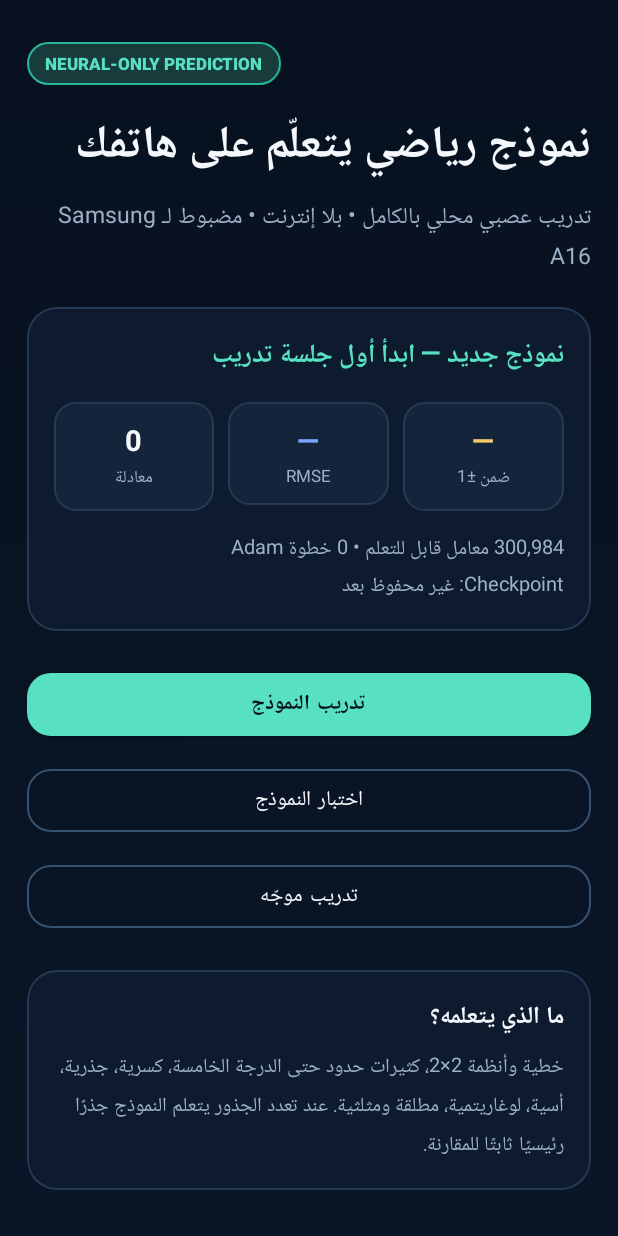
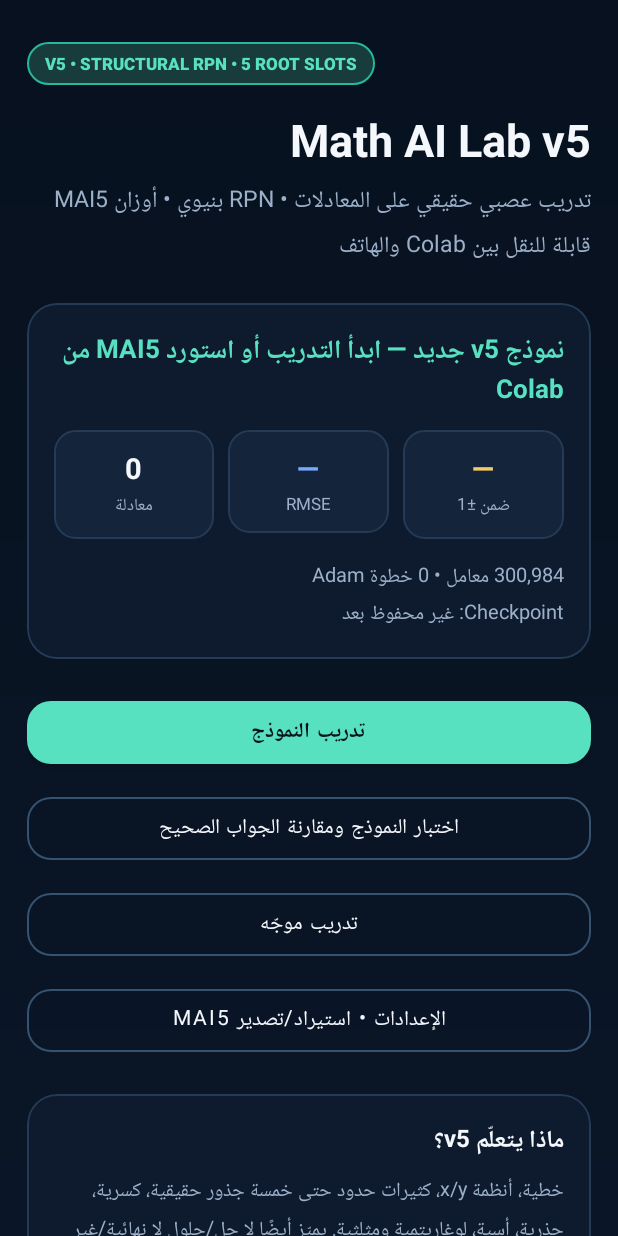
Before and after one commit to msabz/Al, an Android app: the screen it shows after launch (MainActivity), on a phone screen of 412 x 824 dp. Run offline under Robolectric (Android 15) with nearby library versions, the light colour scheme and no system bars.

Commit message:
Complete v5 structural model and DeepMind Colab bridge

```diff
--- a/app/src/main/java/com/example/equationsolver/MainActivity.kt
+++ b/app/src/main/java/com/example/equationsolver/MainActivity.kt
@@ -23,6 +23,7 @@ class MainActivity : AppCompatActivity() {
         findViewById<Button>(R.id.btnGoTest).setOnClickListener { startActivity(Intent(this, TestActivity::class.java)) }
         findViewById<Button>(R.id.btnGoTrain).setOnClickListener { startActivity(Intent(this, TrainingActivity::class.java)) }
         findViewById<Button>(R.id.btnGoReinforcement).setOnClickListener { startActivity(Intent(this, ReinforcementActivity::class.java)) }
+        findViewById<Button>(R.id.btnGoSettings).setOnClickListener { startActivity(Intent(this, SettingsActivity::class.java)) }
     }
 
     override fun onResume() {
@@ -37,12 +38,9 @@ class MainActivity : AppCompatActivity() {
         if (!ModelManager.isTrainingEnabled(this)) return
         val intent = Intent(this, TrainingService::class.java).setAction(TrainingService.ACTION_START)
         resumeError = try {
-            if (Build.VERSION.SDK_INT >= Build.VERSION_CODES.O) ContextCompat.startForegroundService(this, intent)
-            else startService(intent)
+            if (Build.VERSION.SDK_INT >= Build.VERSION_CODES.O) ContextCompat.startForegroundService(this, intent) else startService(intent)
             null
-        } catch (e: Exception) {
-            e.message ?: "رفض Android تشغيل خدمة التدريب"
-        }
+        } catch (e: Exception) { e.message ?: "رفض Android تشغيل خدمة التدريب" }
     }
 
     private fun renderDashboard() {
@@ -51,11 +49,7 @@ class MainActivity : AppCompatActivity() {
         val storedMse = ModelManager.lastValidationMse(this)
         val validation = snapshot.validation
         val mse = if (validation.normalizedMse.isFinite()) validation.normalizedMse else storedMse
-        val accuracy = if (validation.withinOneUnitRatio.isFinite()) {
-            validation.withinOneUnitRatio
-        } else {
-            ModelManager.lastValidationAccuracy(this)
-        }
+        val accuracy = if (validation.withinOneUnitRatio.isFinite()) validation.withinOneUnitRatio else ModelManager.lastValidationAccuracy(this)
         val info = ModelManager.modelInfo(this)
 
         findViewById<TextView>(R.id.textMainSamples).text = "%,d".format(Locale.US, samples)
@@ -65,18 +59,14 @@ class MainActivity : AppCompatActivity() {
             resumeError != null -> "تعذر استئناف الخدمة: $resumeError"
             snapshot.paused -> "متوقف مؤقتًا لحماية الهاتف: ${snapshot.reason}"
             TrainingEngine.isExternalFileSessionActive() -> "● تدريب ملف خارجي يعمل الآن"
-            ModelManager.isTrainingEnabled(this) -> "● التدريب العصبي يعمل في الخلفية"
-            samples > 0 -> "النموذج محفوظ وجاهز للمتابعة"
-            else -> "نموذج جديد — ابدأ أول جلسة تدريب"
+            ModelManager.isTrainingEnabled(this) -> "● تدريب v5 البنيوي يعمل في الخلفية"
+            samples > 0 -> "نموذج v5 محفوظ وجاهز للمتابعة"
+            else -> "نموذج v5 جديد — ابدأ التدريب أو استورد MAI5 من Colab"
         }
         val checkpoint = if (info.checkpointBytes > 0L) "%.1f MB".format(Locale.US, info.checkpointBytes / 1_048_576.0) else "غير محفوظ بعد"
+        val stateAcc = if (validation.stateAccuracy.isFinite()) " • دقة حالة الحل %.0f%%".format(Locale.US, validation.stateAccuracy * 100.0) else ""
+        val imported = if (info.importedAt > 0L) " • أوزان Colab/MAI5 مستوردة" else ""
         findViewById<TextView>(R.id.textModelDetails).text =
-            "%,d معامل قابل للتعلم • %,d خطوة Adam\nCheckpoint: %s%s".format(
-                Locale.US,
-                info.parameterCount,
-                info.optimizerStep,
-                checkpoint,
-                if (info.hasRecoveryBackup) " • نسخة استرجاع موجودة" else ""
-            )
+            "%,d معامل • %,d خطوة Adam%s\nCheckpoint: %s%s".format(Locale.US, info.parameterCount, info.optimizerStep, stateAcc, checkpoint, imported)
     }
 }
--- a/app/src/main/res/layout/activity_main.xml
+++ b/app/src/main/res/layout/activity_main.xml
@@ -15,150 +15,40 @@
         android:paddingEnd="18dp"
         android:paddingBottom="32dp">
 
-        <TextView
-            android:layout_width="wrap_content"
-            android:layout_height="wrap_content"
-            android:background="@drawable/bg_chip"
-            android:fontFamily="sans-serif-medium"
-            android:text="@string/neural_only_badge"
-            android:textColor="@color/mint"
-            android:textSize="11sp"
-            android:textStyle="bold" />
+        <TextView android:layout_width="wrap_content" android:layout_height="wrap_content" android:background="@drawable/bg_chip" android:fontFamily="sans-serif-medium" android:text="V5 • STRUCTURAL RPN • 5 ROOT SLOTS" android:textColor="@color/mint" android:textSize="11sp" android:textStyle="bold" />
+        <TextView android:layout_width="match_parent" android:layout_height="wrap_content" android:layout_marginTop="16dp" android:text="Math AI Lab v5" android:textColor="@color/text_primary" android:textDirection="rtl" android:textSize="30sp" android:textStyle="bold" />
+        <TextView android:layout_width="match_parent" android:layout_height="wrap_content" android:layout_marginTop="8dp" android:lineSpacingExtra="3dp" android:text="تدريب عصبي حقيقي على المعادلات • RPN بنيوي • أوزان MAI5 قابلة للنقل بين Colab والهاتف" android:textColor="@color/text_secondary" android:textDirection="rtl" android:textSize="15sp" />
 
-        <TextView
-            android:layout_width="match_parent"
-            android:layout_height="wrap_content"
-            android:layout_marginTop="16dp"
-            android:text="@string/dashboard_title"
-            android:textColor="@color/text_primary"
-            android:textDirection="rtl"
-            android:textSize="30sp"
-            android:textStyle="bold" />
-
-        <TextView
-            android:layout_width="match_parent"
-            android:layout_height="wrap_content"
-            android:layout_marginTop="8dp"
-            android:lineSpacingExtra="3dp"
-            android:text="@string/dashboard_subtitle"
-            android:textColor="@color/text_secondary"
-            android:textDirection="rtl"
-            android:textSize="15sp" />
-
-        <com.google.android.material.card.MaterialCardView
-            style="@style/Card.MathAI"
-            android:layout_width="match_parent"
-            android:layout_height="wrap_content"
-            android:layout_marginTop="24dp">
-
-            <LinearLayout
-                android:layout_width="match_parent"
-                android:layout_height="wrap_content"
-                android:orientation="vertical"
-                android:padding="18dp">
-
-                <TextView
-                    android:id="@+id/textTrainingState"
-                    android:layout_width="match_parent"
-                    android:layout_height="wrap_content"
-                    android:text="النموذج جاهز"
-                    android:textColor="@color/mint"
-                    android:textDirection="rtl"
-                    android:textSize="17sp"
-                    android:textStyle="bold" />
-
-                <LinearLayout
-                    android:layout_width="match_parent"
-                    android:layout_height="wrap_content"
-                    android:layout_marginTop="16dp"
-                    android:baselineAligned="false"
-                    android:orientation="horizontal">
-
-                    <LinearLayout
-                        android:layout_width="0dp"
-                        android:layout_height="wrap_content"
-                        android:layout_marginEnd="6dp"
-                        android:layout_weight="1"
-                        android:background="@drawable/bg_stat"
-                        android:gravity="center"
-                        android:orientation="vertical"
-                        android:padding="12dp">
+        <com.google.android.material.card.MaterialCardView style="@style/Card.MathAI" android:layout_width="match_parent" android:layout_height="wrap_content" android:layout_marginTop="24dp">
+            <LinearLayout android:layout_width="match_parent" android:layout_height="wrap_content" android:orientation="vertical" android:padding="18dp">
+                <TextView android:id="@+id/textTrainingState" android:layout_width="match_parent" android:layout_height="wrap_content" android:text="النموذج جاهز" android:textColor="@color/mint" android:textDirection="rtl" android:textSize="17sp" android:textStyle="bold" />
+                <LinearLayout android:layout_width="match_parent" android:layout_height="wrap_content" android:layout_marginTop="16dp" android:baselineAligned="false" android:orientation="horizontal">
+                    <LinearLayout android:layout_width="0dp" android:layout_height="wrap_content" android:layout_marginEnd="6dp" android:layout_weight="1" android:background="@drawable/bg_stat" android:gravity="center" android:orientation="vertical" android:padding="12dp">
                         <TextView android:id="@+id/textMainSamples" android:layout_width="wrap_content" android:layout_height="wrap_content" android:text="0" android:textColor="@color/text_primary" android:textSize="19sp" android:textStyle="bold" />
                         <TextView android:layout_width="wrap_content" android:layout_height="wrap_content" android:layout_marginTop="3dp" android:text="معادلة" android:textColor="@color/text_secondary" android:textSize="11sp" />
                     </LinearLayout>
-
-                    <LinearLayout
-                        android:layout_width="0dp"
-                        android:layout_height="wrap_content"
-                        android:layout_marginStart="3dp"
-                        android:layout_marginEnd="3dp"
-                        android:layout_weight="1"
-                        android:background="@drawable/bg_stat"
-                        android:gravity="center"
-                        android:orientation="vertical"
-                        android:padding="12dp">
+                    <LinearLayout android:layout_width="0dp" android:layout_height="wrap_content" android:layout_marginStart="3dp" android:layout_marginEnd="3dp" android:layout_weight="1" android:background="@drawable/bg_stat" android:gravity="center" android:orientation="vertical" android:padding="12dp">
                         <TextView android:id="@+id/textMainRmse" android:layout_width="wrap_content" android:layout_height="wrap_content" android:text="—" android:textColor="@color/sky" android:textSize="19sp" android:textStyle="bold" />
                         <TextView android:layout_width="wrap_content" android:layout_height="wrap_content" android:layout_marginTop="3dp" android:text="RMSE" android:textColor="@color/text_secondary" android:textSize="11sp" />
                     </LinearLayout>
-
-                    <LinearLayout
-                        android:layout_width="0dp"
-                        android:layout_height="wrap_content"
-                        android:layout_marginStart="6dp"
-                        android:layout_weight="1"
-                        android:background="@drawable/bg_stat"
-                        android:gravity="center"
-                        android:orientation="vertical"
-                        android:padding="12dp">
+                    <LinearLayout android:layout_width="0dp" android:layout_height="wrap_content" android:layout_marginStart="6dp" android:layout_weight="1" android:background="@drawable/bg_stat" android:gravity="center" android:orientation="vertical" android:padding="12dp">
                         <TextView android:id="@+id/textMainAccuracy" android:layout_width="wrap_content" android:layout_height="wrap_content" android:text="—" android:textColor="@color/amber" android:textSize="19sp" android:textStyle="bold" />
                         <TextView android:layout_width="wrap_content" android:layout_height="wrap_content" android:layout_marginTop="3dp" android:text="ضمن ±1" android:textColor="@color/text_secondary" android:textSize="11sp" />
                     </LinearLayout>
                 </LinearLayout>
-
-                <TextView
-                    android:id="@+id/textModelDetails"
-                    android:layout_width="match_parent"
-                    android:layout_height="wrap_content"
-                    android:layout_marginTop="14dp"
-                    android:lineSpacingExtra="2dp"
-                    android:textColor="@color/text_secondary"
-                    android:textDirection="rtl"
-                    android:textSize="13sp" />
+                <TextView android:id="@+id/textModelDetails" android:layout_width="match_parent" android:layout_height="wrap_content" android:layout_marginTop="14dp" android:lineSpacingExtra="2dp" android:textColor="@color/text_secondary" android:textDirection="rtl" android:textSize="13sp" />
             </LinearLayout>
         </com.google.android.material.card.MaterialCardView>
 
-        <com.google.android.material.button.MaterialButton
-            android:id="@+id/btnGoTrain"
-            style="@style/Button.MathAI.Primary"
-            android:layout_width="match_parent"
-            android:layout_height="wrap_content"
-            android:layout_marginTop="22dp"
-            android:text="@string/train_model" />
+        <com.google.android.material.button.MaterialButton android:id="@+id/btnGoTrain" style="@style/Button.MathAI.Primary" android:layout_width="match_parent" android:layout_height="wrap_content" android:layout_marginTop="22dp" android:text="تدريب النموذج" />
+        <com.google.android.material.button.MaterialButton android:id="@+id/btnGoTest" style="@style/Button.MathAI.Secondary" android:layout_width="match_parent" android:layout_height="wrap_content" android:layout_marginTop="10dp" android:text="اختبار النموذج ومقارنة الجواب الصحيح" />
+        <com.google.android.material.button.MaterialButton android:id="@+id/btnGoReinforcement" style="@style/Button.MathAI.Secondary" android:layout_width="match_parent" android:layout_height="wrap_content" android:layout_marginTop="10dp" android:text="تدريب موجّه" />
+        <com.google.android.material.button.MaterialButton android:id="@+id/btnGoSettings" style="@style/Button.MathAI.Secondary" android:layout_width="match_parent" android:layout_height="wrap_content" android:layout_marginTop="10dp" android:text="الإعدادات • استيراد/تصدير MAI5" />
 
-        <com.google.android.material.button.MaterialButton
-            android:id="@+id/btnGoTest"
-            style="@style/Button.MathAI.Secondary"
-            android:layout_width="match_parent"
-            android:layout_height="wrap_content"
-            android:layout_marginTop="10dp"
-            android:text="@string/test_model" />
-
-        <com.google.android.material.button.MaterialButton
-            android:id="@+id/btnGoReinforcement"
-            style="@style/Button.MathAI.Secondary"
-            android:layout_width="match_parent"
-            android:layout_height="wrap_content"
-            android:layout_marginTop="10dp"
-            android:text="@string/guided_training" />
-
-        <com.google.android.material.card.MaterialCardView
-            style="@style/Card.MathAI"
-            android:layout_width="match_parent"
-            android:layout_height="wrap_content"
-            android:layout_marginTop="22dp">
+        <com.google.android.material.card.MaterialCardView style="@style/Card.MathAI" android:layout_width="match_parent" android:layout_height="wrap_content" android:layout_marginTop="22dp">
             <LinearLayout android:layout_width="match_parent" android:layout_height="wrap_content" android:orientation="vertical" android:padding="18dp">
-                <TextView android:layout_width="match_parent" android:layout_height="wrap_content" android:text="ما الذي يتعلمه؟" android:textColor="@color/text_primary" android:textDirection="rtl" android:textSize="16sp" android:textStyle="bold" />
-                <TextView android:layout_width="match_parent" android:layout_height="wrap_content" android:layout_marginTop="8dp" android:lineSpacingExtra="3dp" android:text="خطية وأنظمة 2×2، كثيرات حدود حتى الدرجة الخامسة، كسرية، جذرية، أسية، لوغاريتمية، مطلقة ومثلثية. عند تعدد الجذور يتعلم النموذج جذرًا رئيسيًا ثابتًا للمقارنة." android:textColor="@color/text_secondary" android:textDirection="rtl" android:textSize="13sp" />
+                <TextView android:layout_width="match_parent" android:layout_height="wrap_content" android:text="ماذا يتعلّم v5؟" android:textColor="@color/text_primary" android:textDirection="rtl" android:textSize="16sp" android:textStyle="bold" />
+                <TextView android:layout_width="match_parent" android:layout_height="wrap_content" android:layout_marginTop="8dp" android:lineSpacingExtra="3dp" android:text="خطية، أنظمة x/y، كثيرات حدود حتى خمسة جذور حقيقية، كسرية، جذرية، أسية، لوغاريتمية ومثلثية. يميّز أيضًا لا حل/حلول لا نهائية/غير مدعوم. الهندسة خارج المنهج." android:textColor="@color/text_secondary" android:textDirection="rtl" android:textSize="13sp" />
             </LinearLayout>
         </com.google.android.material.card.MaterialCardView>
     </LinearLayout>
```
Also changed, not shown: app/src/main/AndroidManifest.xml (+5 -14 lines), app/src/main/java/com/example/equationsolver/TestActivity.kt (+63 -87 lines), app/src/main/java/com/example/equationsolver/ai/StructuralMathEncoder.kt (+98 -92 lines), 3 other files.
